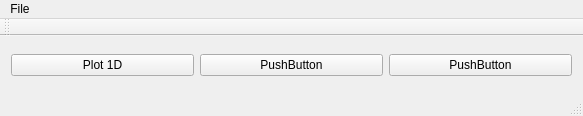
Qt form src/start_window.ui (lposti/QPyloT) before a commit.
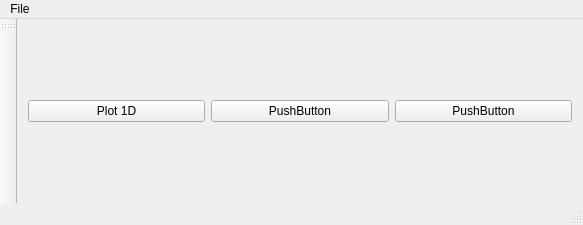
The same form after that commit.

```diff
--- a/src/start_window.ui
+++ b/src/start_window.ui
@@ -7,7 +7,7 @@
     <x>0</x>
     <y>0</y>
     <width>583</width>
-    <height>116</height>
+    <height>225</height>
    </rect>
   </property>
   <property name="windowTitle">
@@ -56,8 +56,20 @@
    <addaction name="menuFile"/>
   </widget>
   <widget class="QToolBar" name="mainToolBar">
+   <property name="movable">
+    <bool>true</bool>
+   </property>
+   <property name="iconSize">
+    <size>
+     <width>28</width>
+     <height>28</height>
+    </size>
+   </property>
+   <property name="toolButtonStyle">
+    <enum>Qt::ToolButtonTextUnderIcon</enum>
+   </property>
    <attribute name="toolBarArea">
-    <enum>TopToolBarArea</enum>
+    <enum>LeftToolBarArea</enum>
    </attribute>
    <attribute name="toolBarBreak">
     <bool>false</bool>
```
Left out of the diff: 4 changed lines with no effect on the pictures.
